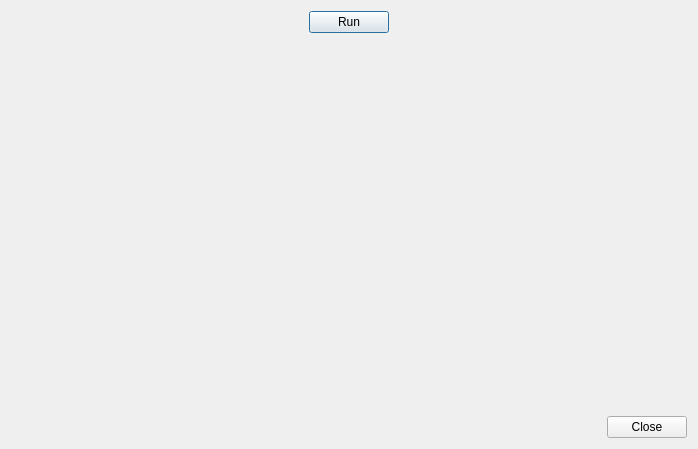
MickaelOnTheWave/GuimicK, file ConfigurationEditingTool/src/tasktoolrundialog.ui: the form before one commit.
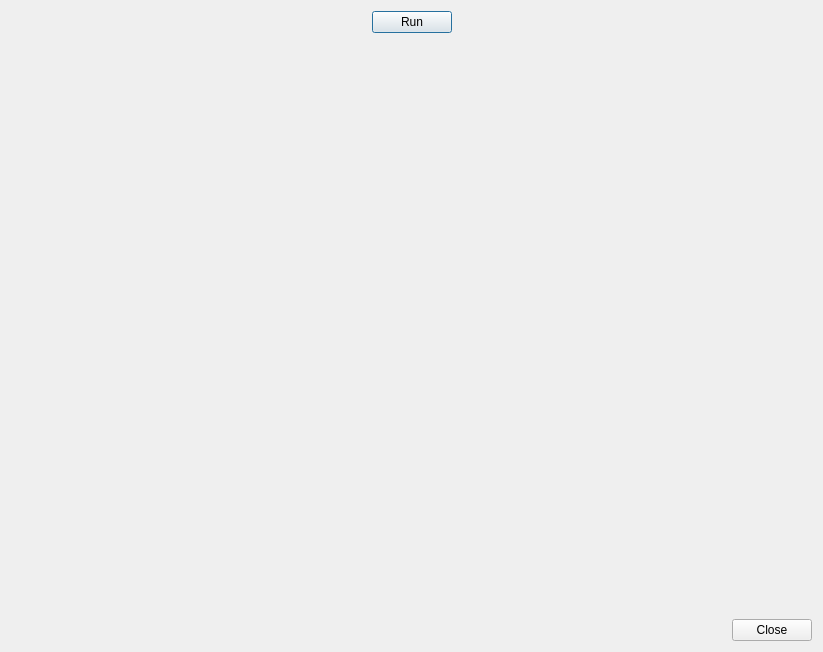
The form after the commit. Icons and pictures are not drawn.

Commit message: Updated Report window in Editor

```diff
--- a/ConfigurationEditingTool/src/tasktoolrundialog.ui
+++ b/ConfigurationEditingTool/src/tasktoolrundialog.ui
@@ -6,8 +6,8 @@
    <rect>
     <x>0</x>
     <y>0</y>
-    <width>698</width>
-    <height>449</height>
+    <width>823</width>
+    <height>652</height>
    </rect>
   </property>
   <property name="windowTitle">
```
Left out of the diff: 8 changed lines with no effect on the pictures. The commit also changes 5 other files.
